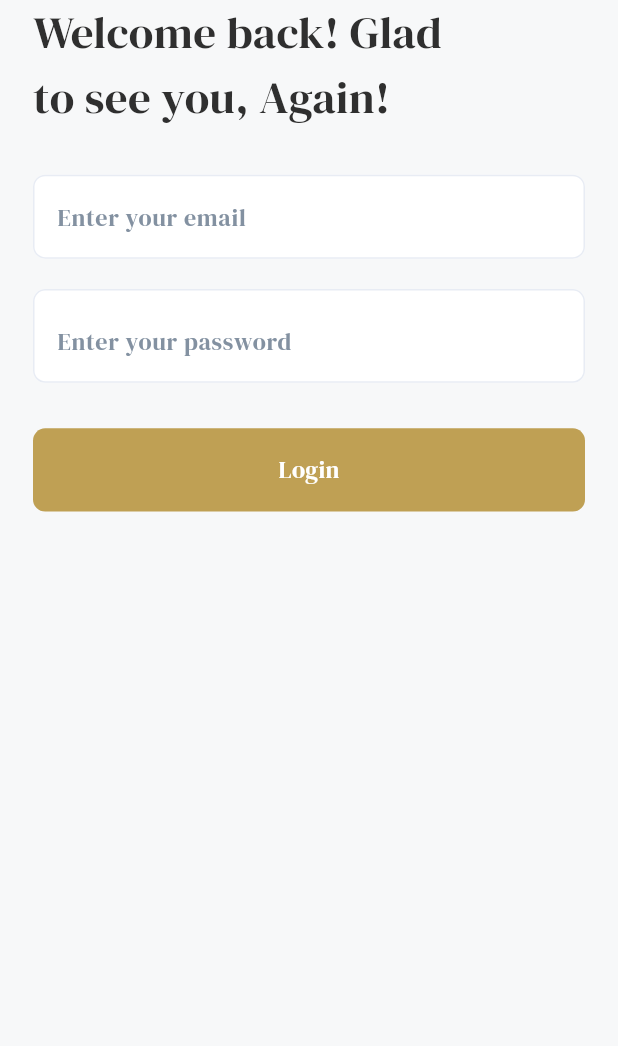
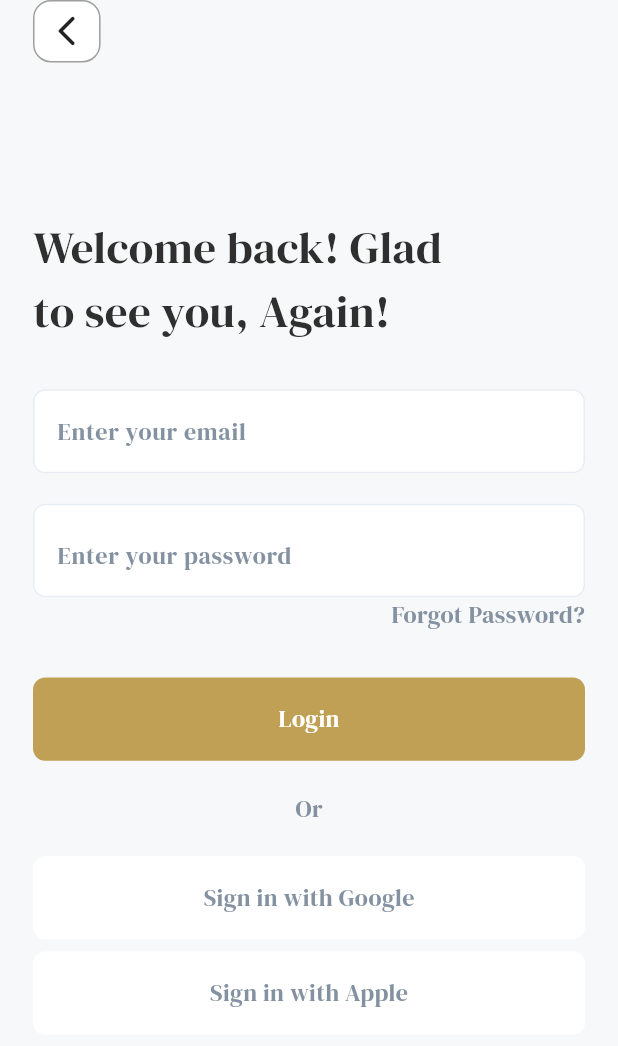
Before and after one commit to amiraymin/bookiaStore, a Flutter app: the screen it shows after launch, after a tap on "Login", on a phone screen of 412 x 824 dp. Shown: the top 1046 px of the screen. Run offline on Flutter 3.47's test engine with Material 3 defaults, Android fonts, the light colour scheme and no system bars; our stand-ins replace easy_localization, flutter_screenutil, flutter_svg.

Commit message:
add two addBottom Google and apple

```diff
--- a/lib/features/auth/presentation/ui/login_screen.dart
+++ b/lib/features/auth/presentation/ui/login_screen.dart
@@ -1,3 +1,4 @@
+import 'package:bookia_project/core/routes/app_routes.dart';
 import 'package:bookia_project/core/theme/app_colors.dart';
 import 'package:bookia_project/core/theme/app_text_style.dart';
 import 'package:bookia_project/features/auth/presentation/ui/widgets/login_form.dart';
@@ -11,23 +12,42 @@ class LoginScreen extends StatelessWidget {
   Widget build(BuildContext context) {
     return Scaffold(
       backgroundColor: AppColors.bgColor,
+
       body: Padding(
         padding: EdgeInsets.symmetric(horizontal: 22),
         child: SafeArea(
+          child: SingleChildScrollView(
             child: Column(
               crossAxisAlignment: CrossAxisAlignment.start,
               children: [
+                InkWell(
+                  onTap: () {
+                    Navigator.pushNamed(context, AppRoutes.welcomeScreen);
+                  },
+                  child: Container(
+                    width: 41.w,
+                    height: 41.h,
+                    decoration: BoxDecoration(
+                      color: Colors.white,
+                      borderRadius: BorderRadius.circular(12),
+                      border: Border.all(width: 1,
+                        color: Colors.grey),
+                    ),
+                    child: Icon(Icons.arrow_back_ios_new_rounded),
+                  ),
+                ),
+                100.verticalSpace,
                 Text(
                   "Welcome back! Glad\nto see you, Again!",
                   style: AppTextStyles().font30Regular,
                 ),
                 30.verticalSpace,
                 LoginForm(),
-
               ],
             ),
           ),
-      )
+        ),
+      ),
     );
   }
 }
--- a/lib/features/auth/presentation/ui/widgets/login_form.dart
+++ b/lib/features/auth/presentation/ui/widgets/login_form.dart
@@ -1,3 +1,5 @@
+import 'package:bookia_project/core/theme/app_colors.dart';
+import 'package:bookia_project/core/theme/app_text_style.dart';
 import 'package:bookia_project/core/utils/app_validator.dart';
 import 'package:bookia_project/core/widgets/app_Botton.dart';
 import 'package:bookia_project/core/widgets/custom_text_form_feild.dart';
@@ -28,7 +30,6 @@ class _LoginFormState extends State<LoginForm> {
               if (!AppValidator().isEmailValid(v ?? "")) {
                 return "Plese Enter your Email";
               }
-
             },
             hintText: 'Enter your email',
             isPassword: false,
@@ -45,13 +46,31 @@ class _LoginFormState extends State<LoginForm> {
             hintText: 'Enter your password',
             isPassword: true,
           ),
+          Row(
+            mainAxisAlignment: MainAxisAlignment.end,
+            children: [
+              Text("Forgot Password?",
+               style: AppTextStyles().hintTextStyle),
+            ],
+          ),
           30.verticalSpace,
-          AppBotton(
-            title: "Login",
+          AppBotton(title: "Login",
             onTap: () {
               formState.currentState?.validate();
             },
           ),
+          20.verticalSpace,
+          Text("Or",
+           style: AppTextStyles().hintTextStyle),
+          20.verticalSpace,
+          AppBotton(title: "Sign in with Google",
+            bgColor: Colors.white,
+            textColor: AppColors.grayColor,
+          ),
+          8.verticalSpace,
+          AppBotton(title: "Sign in with Apple",
+           bgColor: Colors.white,
+            textColor: AppColors.grayColor,),
         ],
       ),
     );
```
Lines whose indentation alone changed are shown as unchanged.
